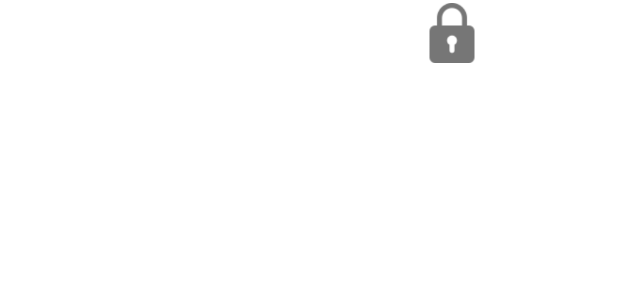
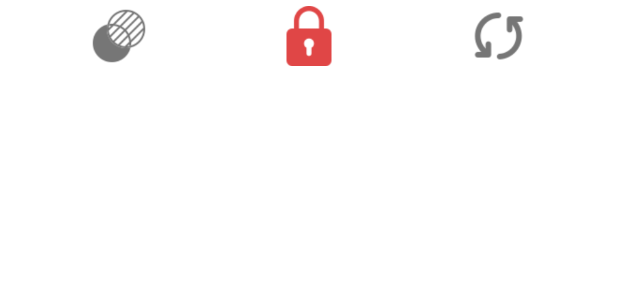
Before and after one commit to MONIBUR2002/DrawAR, an Android app built with Jetpack Compose: the @Preview function EditCardPreview, on a phone screen of 412 x 824 dp. Shown: the top 300 px of the screen. Run offline under Robolectric (Android 15) with nearby library versions, the phone set to English and light mode, and no system bars.

Commit message:
Stabilize commit

```diff
--- a/app/src/main/java/com/moniapps/drawar/navigation/ScreenGraph.kt
+++ b/app/src/main/java/com/moniapps/drawar/navigation/ScreenGraph.kt
@@ -3,5 +3,6 @@ package com.moniapps.drawar.navigation
 sealed class ScreenGraph (var route: String){
     data object MainScreen: ScreenGraph("Main_Screen")
     data object SelectPhotoScreen: ScreenGraph("Select_Photo_Screen")
-    data object CameraScreen: ScreenGraph("Image_Screen")
+    data object CameraScreen: ScreenGraph("Trace_On_Camera_Screen")
+    data object TraceOnPhoneScreen: ScreenGraph("Trace_On_Phone_Screen")
 }
--- a/app/src/main/java/com/moniapps/drawar/ui/components/editCard.kt
+++ b/app/src/main/java/com/moniapps/drawar/ui/components/editCard.kt
@@ -4,6 +4,8 @@ package com.moniapps.drawar.ui.components
 import androidx.compose.animation.animateContentSize
 import androidx.compose.animation.core.Spring
 import androidx.compose.animation.core.spring
+import androidx.compose.animation.expandVertically
+import androidx.compose.foundation.background
 import androidx.compose.foundation.layout.Box
 import androidx.compose.foundation.layout.Column
 import androidx.compose.foundation.layout.Row
@@ -28,6 +30,7 @@ import androidx.compose.ui.tooling.preview.Preview
 import androidx.compose.ui.unit.dp
 import com.moniapps.drawar.R
 import com.moniapps.drawar.ui.theme.GRAY
+import com.moniapps.drawar.ui.theme.RED
 
 
 @Composable
@@ -35,17 +38,23 @@ fun EditCard(
     imageOpacity: Float,
     onLockClicked: () -> Unit,
     onOpacityChange: (Float) -> Unit,
-    locked:Boolean
+    onResetClicked: () -> Unit,
+    locked: Boolean,
+    modifier: Modifier
 ) {
 
     var expanded by remember { mutableStateOf(false) }
     val cardHeight = if (expanded) 120.dp else 60.dp
     Box(
-        modifier = Modifier
-            .height(cardHeight)
-            .padding(bottom = 16.dp, start = 16.dp, end = 16.dp)
-            .fillMaxSize()
-
+        modifier.background(Color.White)
+            .height(cardHeight).animateContentSize(
+                animationSpec = spring(
+                    dampingRatio = Spring.DampingRatioMediumBouncy,
+                    stiffness = Spring.StiffnessLow
+                )
+            )
+            .padding(bottom = 8.dp, start = 16.dp, end = 16.dp)
+            .fillMaxSize(),
     ) {
 
         Column(
@@ -56,7 +65,8 @@ fun EditCard(
                         dampingRatio = Spring.DampingRatioMediumBouncy,
                         stiffness = Spring.StiffnessMedium
                     )
-                ),
+                )
+            ,
             horizontalAlignment = Alignment.CenterHorizontally
         ) {
             if (expanded)
@@ -80,7 +90,7 @@ fun EditCard(
                     Icon(
                         painter = painterResource(id = R.drawable.opacity),
                         contentDescription = "Opacity icon",
-                            tint = if(!expanded) Color.White else GRAY
+                        tint = GRAY
                     )
                 }
                 IconButton(
@@ -92,7 +102,19 @@ fun EditCard(
                     Icon(
                         painter = painterResource(id = R.drawable.lock),
                         contentDescription = "Lock icon",
-                            tint = if(locked) Color.White else GRAY
+                        tint = if (locked) GRAY else RED
+                    )
+                }
+                IconButton(
+                    onClick = {
+                       onResetClicked()
+                    },
+                    modifier = Modifier.weight(1f)
+                ) {
+                    Icon(
+                        painter = painterResource(id = R.drawable.reset),
+                        contentDescription = "Reset Position",
+                        tint = GRAY
                     )
                 }
             }
@@ -114,7 +136,7 @@ fun ExpandableView(
             modifier = Modifier.fillMaxSize(),
             horizontalAlignment = Alignment.CenterHorizontally
         ) {
-            Text(text = title, color = Color.White)
+            Text(text = title, color = Color.Black)
             sliders()
         }
     }
@@ -123,5 +145,5 @@ fun ExpandableView(
 @Preview
 @Composable
 private fun EditCardPreview() {
-   EditCard(imageOpacity = 0.5f, onLockClicked = {},onOpacityChange = {},locked = false)
+    EditCard(imageOpacity = 0.5f, onLockClicked = {}, onOpacityChange = {}, onResetClicked = {}, locked = false, modifier = Modifier)
 }
--- a/app/src/main/java/com/moniapps/drawar/ui/theme/Color.kt
+++ b/app/src/main/java/com/moniapps/drawar/ui/theme/Color.kt
@@ -13,3 +13,4 @@ val Pink40 = Color(0xFF7D5260)
 val CameraButtonColor = Color(0xFF4A62DD)
 val LibraryButtonColor = Color(0xFFFCA521)
 val GRAY = Color(0xFF767676)
+val RED = Color(0xFFE04646)
--- a/app/src/main/java/com/moniapps/drawar/viewmodel/CameraScreenViewModel.kt
+++ b/app/src/main/java/com/moniapps/drawar/viewmodel/CameraScreenViewModel.kt
@@ -33,9 +33,7 @@ class CameraScreenViewModel : ViewModel() {
             }
         )
         LaunchedEffect(Unit) {
-
             launcher.launch(PickVisualMediaRequest(ActivityResultContracts.PickVisualMedia.ImageOnly))
-            Log.d("image_picker", "ImagePicker: Called")
         }
     }
 
@@ -46,6 +44,10 @@ class CameraScreenViewModel : ViewModel() {
     var offset by mutableStateOf(Offset.Zero)
     var isImageMovable by mutableStateOf(true)
 
+    fun onResetPosition(){
+        offset = Offset.Zero
+    }
+
     fun imageOpacityChanged(opacity: Float) {
         imageOpacity = opacity
     }
--- a/build.gradle.kts
+++ b/build.gradle.kts
@@ -2,6 +2,7 @@
 plugins {
     alias(libs.plugins.androidApplication) apply false
     alias(libs.plugins.jetbrainsKotlinAndroid) apply false
-    id("com.google.dagger.hilt.android") version "2.47" apply false
+    alias(libs.plugins.ksp) apply false
+    alias(libs.plugins.hilt) apply false
 
 }
--- a/gradle/libs.versions.toml
+++ b/gradle/libs.versions.toml
@@ -5,7 +5,7 @@ cameraCore = "1.3.3"
 coilCompose = "2.6.0"
 converterGson = "2.9.0"
 hiltAndroid = "2.51"
-hiltAndroidCompiler = "2.47"
+hiltAndroidCompiler = "2.51"
 kotlin = "1.9.24"
 coreKtx = "1.13.1"
 junit = "4.13.2"
@@ -19,6 +19,7 @@ retrofit = "2.9.0"
 navigationCompose = "2.7.7"
 playServicesCastFramework = "21.4.0"
 runtimeLivedata = "1.6.7"
+ksp = "1.9.24-1.0.20"
 
 
 
@@ -48,7 +49,6 @@ androidx-ui-tooling-preview = { group = "androidx.compose.ui", name = "ui-toolin
 androidx-ui-test-manifest = { group = "androidx.compose.ui", name = "ui-test-manifest" }
 androidx-ui-test-junit4 = { group = "androidx.compose.ui", name = "ui-test-junit4" }
 androidx-material3 = { group = "androidx.compose.material3", name = "material3" }
-material3 = { module = "androidx.compose.material3:material3", version.ref = "material3" }
 retrofit = { module = "com.squareup.retrofit2:retrofit", version.ref = "retrofit" }
 androidx-navigation-compose = { group = "androidx.navigation", name = "navigation-compose", version.ref = "navigationCompose" }
 play-services-cast-framework = { group = "com.google.android.gms", name = "play-services-cast-framework", version.ref = "playServicesCastFramework" }
@@ -58,3 +58,5 @@ androidx-runtime-livedata = { group = "androidx.compose.runtime", name = "runtim
 [plugins]
 androidApplication = { id = "com.android.application", version.ref = "agp" }
 jetbrainsKotlinAndroid = { id = "org.jetbrains.kotlin.android", version.ref = "kotlin" }
+hilt = {id = "com.google.dagger.hilt.android",version.ref = "hiltAndroidCompiler"}
+ksp = {id = "com.google.devtools.ksp",version.ref = "ksp"}
```
Also changed, not shown: app/build.gradle.kts (+4 -3 lines), app/src/main/java/com/moniapps/drawar/MainActivity.kt (+7 -1 lines), app/src/main/java/com/moniapps/drawar/navigation/AppNavigation.kt (+30 -6 lines), app/src/main/java/com/moniapps/drawar/ui/screens/CameraScreen.kt (+24 -9 lines), app/src/main/java/com/moniapps/drawar/ui/screens/MainScreen.kt (+9 -4 lines), app/src/main/java/com/moniapps/drawar/ui/screens/SelectPhotoScreen.kt (+6 -3 lines), app/src/main/java/com/moniapps/drawar/ui/screens/TraceOnPhoneScreen.kt (+78 -0 lines), app/src/main/java/com/moniapps/drawar/viewmodel/TraceOnPhoneViewModel.kt (+49 -1 lines). Lines whose indentation alone changed are shown as unchanged.
